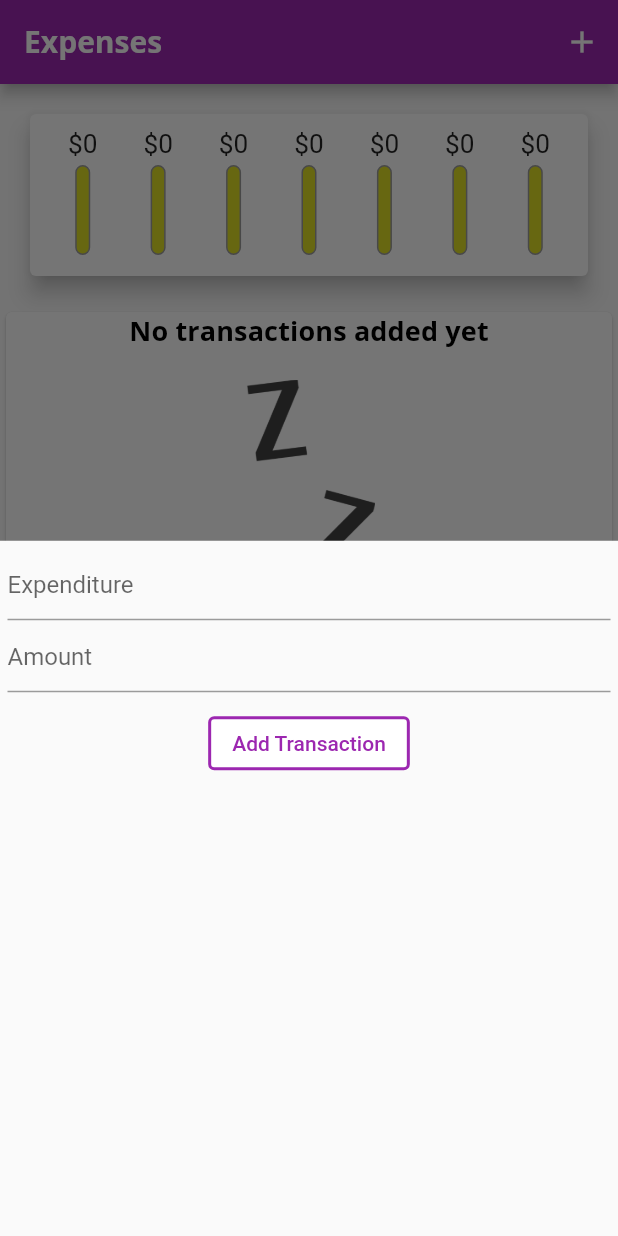
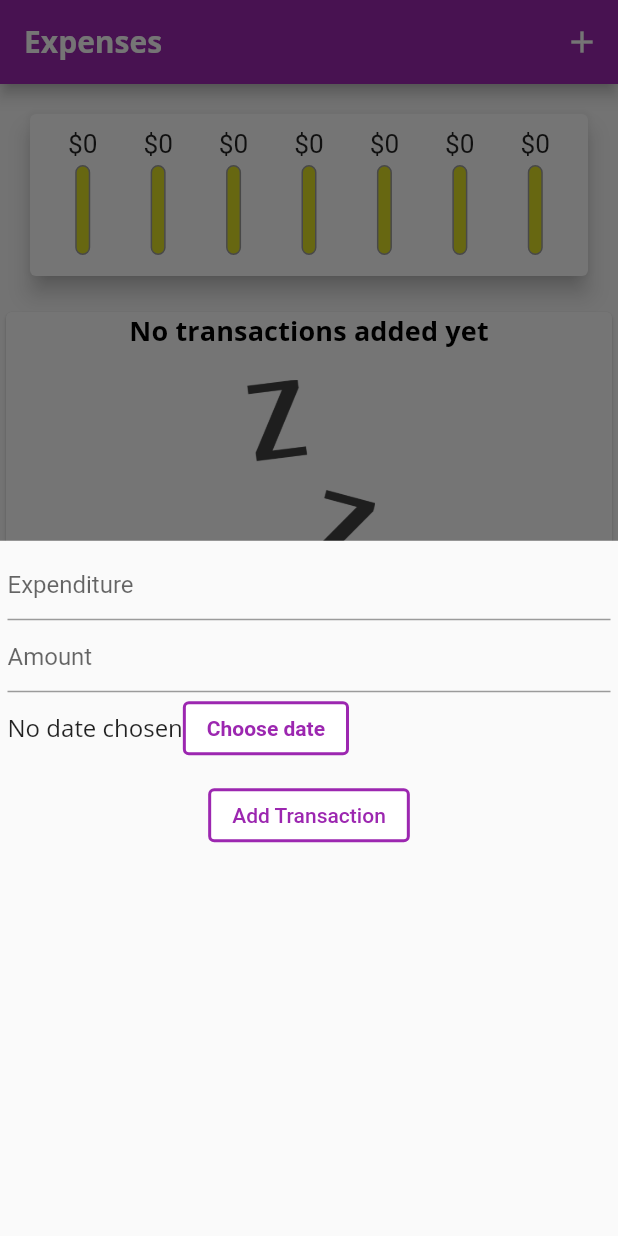
Before and after one commit to marcellus-saputra/udemy_expenses_app, a Flutter app: the screen it shows after launch, after a tap on the "add" icon, on a phone screen of 412 x 824 dp. Run offline on Flutter 3.47's test engine with Material 2 defaults, Android fonts, the phone set to English and light mode, and no system bars.

Commit message:
Added date picker to input field

```diff
--- a/lib/inputfield.dart
+++ b/lib/inputfield.dart
@@ -1,4 +1,5 @@
 import 'package:flutter/material.dart';
+import 'package:intl/intl.dart';
 
 class InputField extends StatefulWidget {
   final Function addTransaction;
@@ -11,8 +12,8 @@ class InputField extends StatefulWidget {
 
 class _InputFieldState extends State<InputField> {
   final titleController = TextEditingController();
-
   final amountController = TextEditingController();
+  DateTime? selectedDate;
 
   void submitData() {
     final inputTitle = titleController.text;
@@ -32,6 +33,20 @@ class _InputFieldState extends State<InputField> {
     Navigator.of(context).pop();
   }
 
+  void presentDatePicker() {
+    showDatePicker(
+      context: context,
+      initialDate: DateTime.now(),
+      firstDate: DateTime(2019),
+      lastDate: DateTime.now(),
+    ).then((pickedDate) {
+      if (pickedDate == null) return;
+      setState(() {
+        selectedDate = pickedDate;
+      });
+    });
+  }
+
   @override
   Widget build(BuildContext context) {
     return Container(
@@ -39,14 +54,46 @@ class _InputFieldState extends State<InputField> {
       child: Column(
         children: [
           TextField(
-            decoration: const InputDecoration(hintText: 'Expenditure'),
+            decoration: const InputDecoration(
+              hintText: 'Expenditure',
+            ),
             controller: titleController,
           ),
           TextField(
-            decoration: const InputDecoration(hintText: 'Amount'),
+            decoration: const InputDecoration(
+              hintText: 'Amount',
+            ),
             controller: amountController,
             keyboardType: TextInputType.number,
             onSubmitted: (_) => submitData(),
+          ),
+          Row(
+            children: [
+              Text(
+                (selectedDate == null
+                    ? 'No date chosen'
+                    : DateFormat.yMMMd().format(selectedDate!)),
+                style: const TextStyle(
+                  fontFamily: 'OpenSans',
+                  fontSize: 16,
+                ),
+              ),
+              OutlinedButton(
+                style: OutlinedButton.styleFrom(
+                    backgroundColor: Colors.white,
+                    side: const BorderSide(
+                      width: 2,
+                      color: Colors.purple,
+                    )),
+                onPressed: presentDatePicker,
+                child: const Text(
+                  'Choose date',
+                  style: TextStyle(
+                    fontWeight: FontWeight.bold,
+                  ),
+                ),
+              ),
+            ],
           ),
           Container(
             margin: const EdgeInsets.only(top: 10),
@@ -59,9 +106,11 @@ class _InputFieldState extends State<InputField> {
                 ),
               ),
               onPressed: submitData,
-              child: const Text(
+              child: Text(
                 'Add Transaction',
-                style: TextStyle(color: Colors.purple),
+                style: TextStyle(
+                  color: Theme.of(context).colorScheme.primary,
+                ),
               ),
             ),
           )
```
